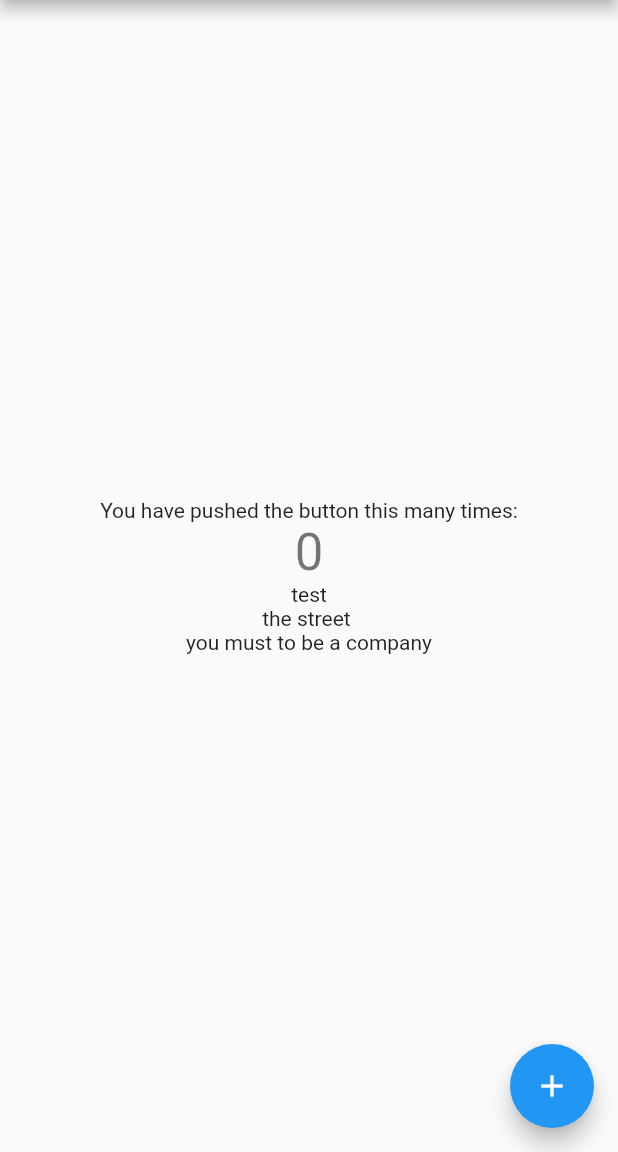
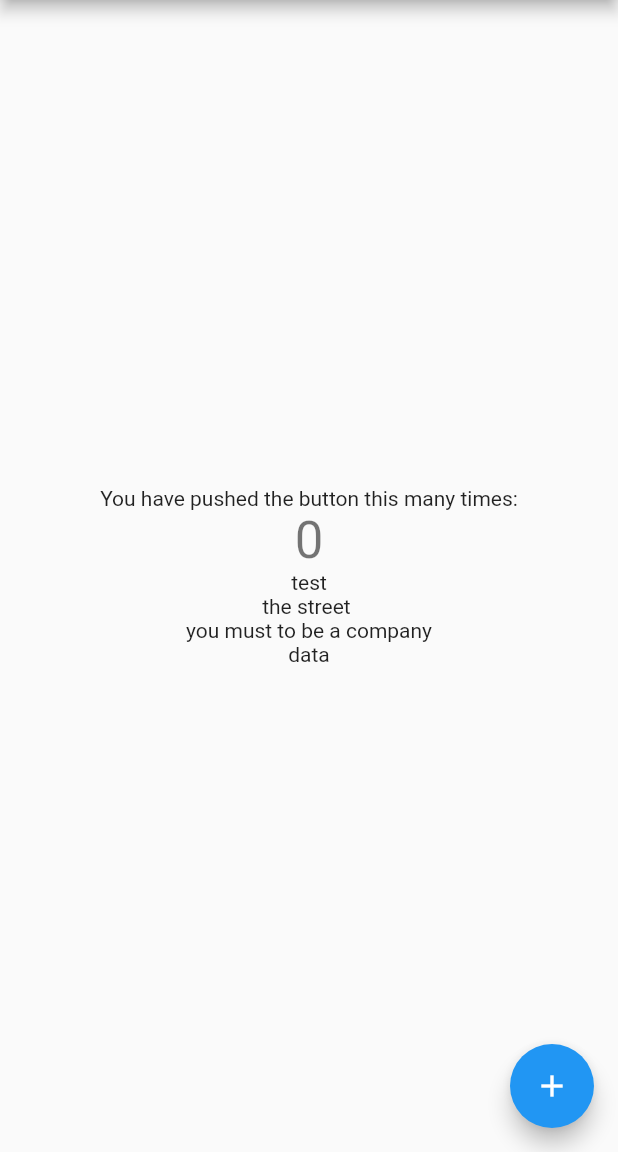
Before and after one commit to uthaitip/testthebbb, a Flutter app: the screen it shows after launch, on a phone screen of 412 x 824 dp, the part 84-1236 px from its top. Run offline on Flutter 3.47's test engine with Material 2 defaults, Android fonts, the phone set to English and light mode, and no system bars.

Commit message:
commit test

```diff
--- a/lib/test.dart
+++ b/lib/test.dart
@@ -9,10 +9,11 @@ class Test extends StatelessWidget {
   Widget build(BuildContext context) {
     return Container(
       child: Column(
-        children: const[
+        children: [
           Text('test'),
           Text('the street '),
-          Text('you must to be a company')
+          Text('you must to be a company'),
+          Container(child: Text('data'),)
         ],
       ),
     );
```
